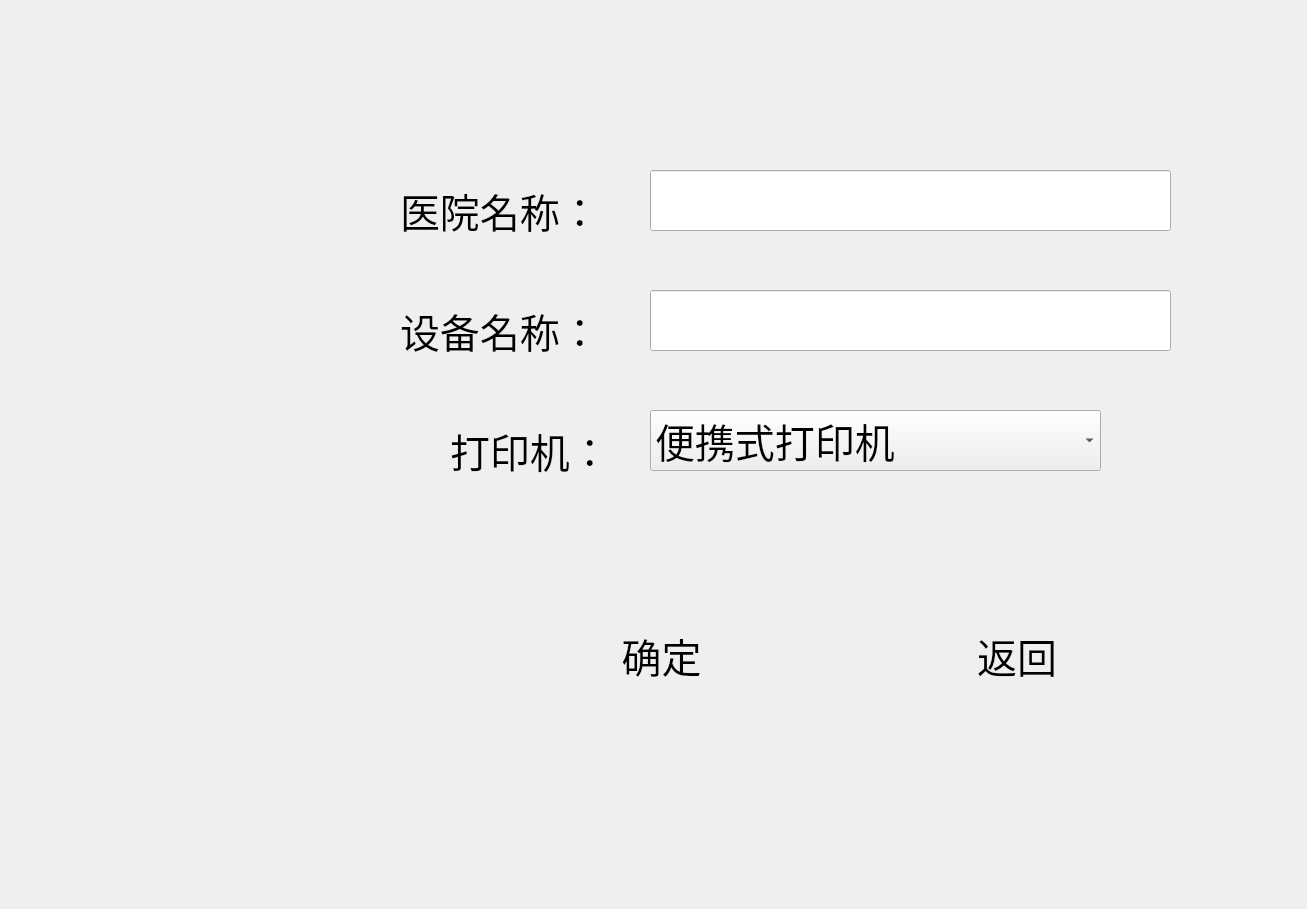
First picture: the form in Setup/systemname.ui, repository yingzhihua/DxHS-C, before the edit.
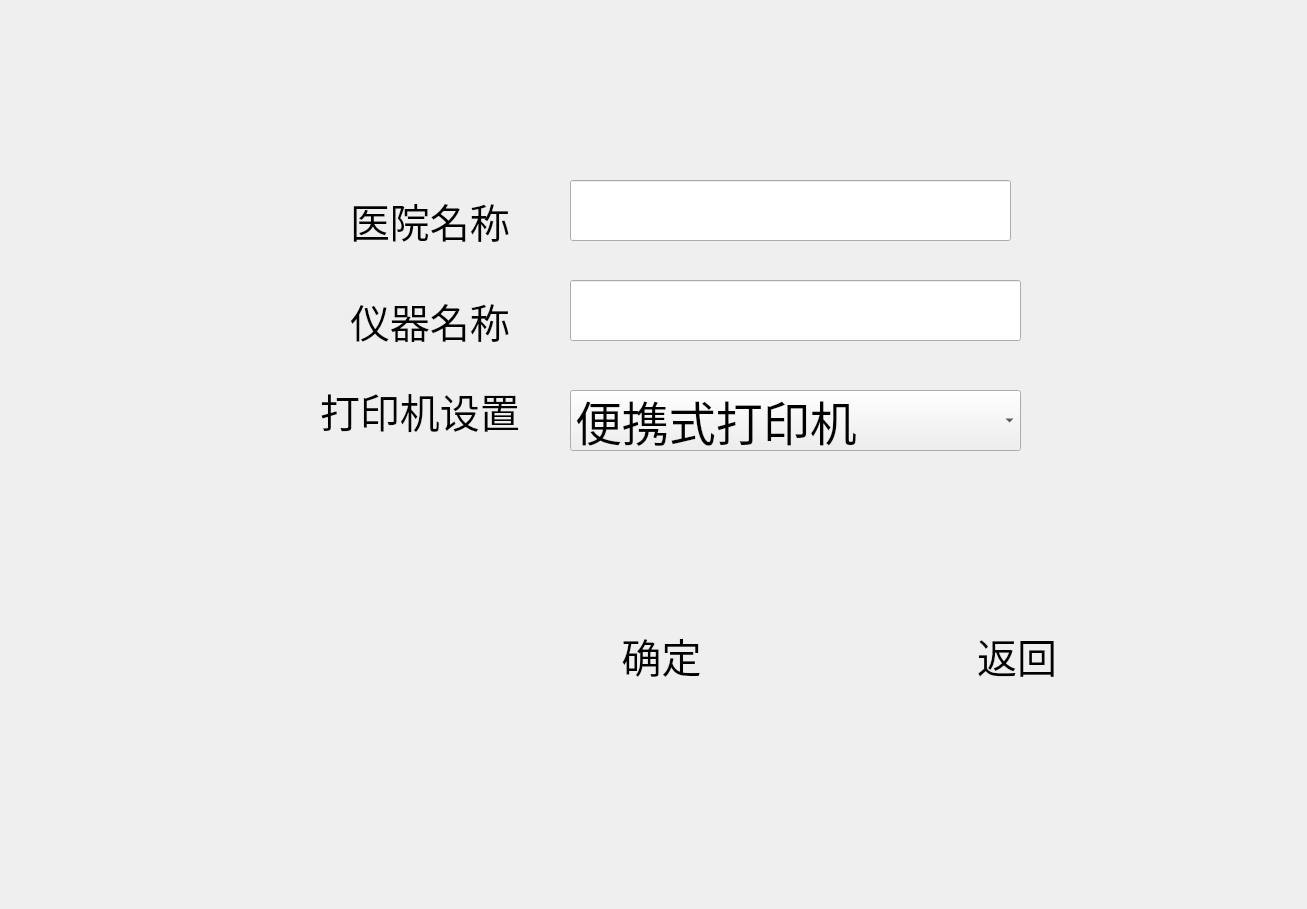
Second picture: the form after the edit. Icons and pictures are not drawn.

Commit message: 优化设置功能

The edit to the form file:
```diff
--- a/Setup/systemname.ui
+++ b/Setup/systemname.ui
@@ -16,9 +16,9 @@
   <widget class="QLabel" name="label_hospital">
    <property name="geometry">
     <rect>
-     <x>400</x>
-     <y>180</y>
-     <width>261</width>
+     <x>350</x>
+     <y>190</y>
+     <width>181</width>
      <height>61</height>
     </rect>
    </property>
@@ -28,15 +28,15 @@
     </font>
    </property>
    <property name="text">
-    <string>医院名称：</string>
+    <string>医院名称</string>
    </property>
   </widget>
   <widget class="QLabel" name="label_device">
    <property name="geometry">
     <rect>
-     <x>400</x>
-     <y>290</y>
-     <width>261</width>
+     <x>350</x>
+     <y>280</y>
+     <width>201</width>
      <height>81</height>
     </rect>
    </property>
@@ -46,14 +46,14 @@
     </font>
    </property>
    <property name="text">
-    <string>设备名称：</string>
+    <string>仪器名称</string>
    </property>
   </widget>
   <widget class="QLabel" name="label_print">
    <property name="geometry">
     <rect>
-     <x>450</x>
-     <y>400</y>
+     <x>320</x>
+     <y>360</y>
      <width>231</width>
      <height>101</height>
     </rect>
@@ -64,21 +64,21 @@
     </font>
    </property>
    <property name="text">
-    <string>打印机：</string>
+    <string>打印机设置</string>
    </property>
   </widget>
   <widget class="QComboBox" name="comboBox_print">
    <property name="geometry">
     <rect>
-     <x>650</x>
-     <y>410</y>
+     <x>570</x>
+     <y>390</y>
      <width>451</width>
      <height>61</height>
     </rect>
    </property>
    <property name="font">
     <font>
-     <pointsize>30</pointsize>
+     <pointsize>35</pointsize>
     </font>
    </property>
    <property name="styleSheet">
@@ -98,22 +98,32 @@
   <widget class="QLineEdit" name="lineEdit_hospital">
    <property name="geometry">
     <rect>
-     <x>650</x>
-     <y>170</y>
-     <width>521</width>
+     <x>570</x>
+     <y>180</y>
+     <width>441</width>
      <height>61</height>
     </rect>
    </property>
+   <property name="font">
+    <font>
+     <pointsize>35</pointsize>
+    </font>
+   </property>
   </widget>
   <widget class="QLineEdit" name="lineEdit_device">
    <property name="geometry">
     <rect>
-     <x>650</x>
-     <y>290</y>
-     <width>521</width>
+     <x>570</x>
+     <y>280</y>
+     <width>451</width>
      <height>61</height>
     </rect>
    </property>
+   <property name="font">
+    <font>
+     <pointsize>35</pointsize>
+    </font>
+   </property>
   </widget>
   <widget class="QPushButton" name="pushButton">
    <property name="geometry">
@@ -164,6 +174,31 @@
     <bool>true</bool>
    </property>
   </widget>
+  <widget class="QLabel" name="label">
+   <property name="geometry">
+    <rect>
+     <x>270</x>
+     <y>130</y>
+     <width>801</width>
+     <height>381</height>
+    </rect>
+   </property>
+   <property name="styleSheet">
+    <string notr="true">background-image: url(:/images/upasswdbg.png);</string>
+   </property>
+   <property name="text">
+    <string/>
+   </property>
+  </widget>
+  <zorder>label</zorder>
+  <zorder>label_hospital</zorder>
+  <zorder>label_device</zorder>
+  <zorder>label_print</zorder>
+  <zorder>comboBox_print</zorder>
+  <zorder>lineEdit_hospital</zorder>
+  <zorder>lineEdit_device</zorder>
+  <zorder>pushButton</zorder>
+  <zorder>pushButton_2</zorder>
  </widget>
  <resources/>
  <connections/>
```
The commit also changes 12 other files.
